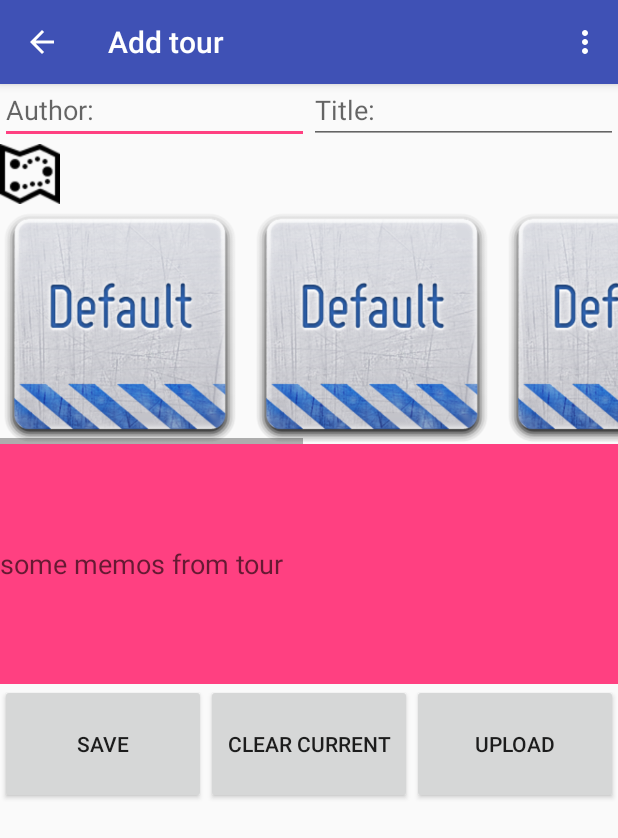
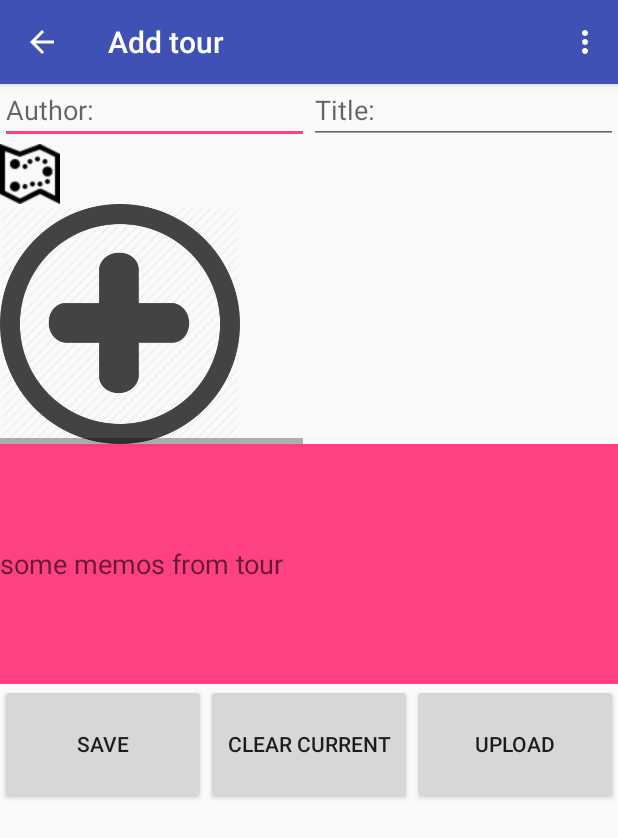
Before and after one commit to grigor-aramyan/hikers-app, an Android app: the AddActivity screen opened directly, with no data from a screen before it, on a phone screen of 412 x 824 dp. Shown: the top 838 px of the screen. Run offline under Robolectric (Android 15) with nearby library versions, the light colour scheme and no system bars; our stand-ins replace Picasso, Volley; libraries missing offline, so code that uses them is left out: com.gun0912.tedpicker, io.realm, net.gotev.uploadservice; network calls fail; pictures from the network do not load; 4 statements that could not run were skipped.

Commit message:
new lib for image processing, outOfMemory exp resolved, full tour data loading done

```diff
--- a/app/build.gradle
+++ b/app/build.gradle
@@ -34,4 +34,5 @@ dependencies {
     compile 'com.google.android.gms:play-services-location:9.4.0'
     compile 'com.github.ParkSangGwon:TedPicker:v1.0.10'
     compile 'com.bignerdranch.android:simple-item-decoration:1.0.0'
+    compile 'com.squareup.picasso:picasso:2.5.2'
 }
--- a/app/src/main/java/com/example/hikernotes/activities/AddActivity.java
+++ b/app/src/main/java/com/example/hikernotes/activities/AddActivity.java
@@ -35,8 +35,10 @@ import com.example.hikernotes.MapsActivity;
 import com.example.hikernotes.R;
 import com.example.hikernotes.realms.CurrentTour;
 import com.example.hikernotes.services.LocationUpdateService;
+import com.example.hikernotes.utils.MeasureUnitConversionUtils;
 import com.gun0912.tedpicker.Config;
 import com.gun0912.tedpicker.ImagePickerActivity;
+import com.squareup.picasso.Picasso;
 
 import net.gotev.uploadservice.MultipartUploadRequest;
 import net.gotev.uploadservice.ServerResponse;
@@ -46,6 +48,7 @@ import net.gotev.uploadservice.UploadStatusDelegate;
 import org.json.JSONException;
 import org.json.JSONObject;
 
+import java.io.File;
 import java.io.FileNotFoundException;
 import java.io.IOException;
 import java.net.MalformedURLException;
@@ -73,6 +76,7 @@ public class AddActivity extends AppCompatActivity {
     private ArrayList<ImageView> tour_images = new ArrayList<>();
     private Realm mRealm;
     private RequestQueue mRequestQueue;
+    private int mImageSizeInPx;
 
     @Override
     protected void onCreate(@Nullable Bundle savedInstanceState) {
@@ -84,6 +88,8 @@ public class AddActivity extends AppCompatActivity {
 
         mRealm = Realm.getDefaultInstance();
         mRequestQueue = Volley.newRequestQueue(this);
+
+        mImageSizeInPx = (int) MeasureUnitConversionUtils.convertDpToPixel(160.0f, this);
 
         initInterfaces();
         initViews();
@@ -115,20 +121,21 @@ public class AddActivity extends AppCompatActivity {
         int uri_qnt = mImage_uris.size();
         if (uri_qnt == 0)
             return;
-        Bitmap bitmap = null;
         for (int i = 0; i < uri_qnt; i++) {
-            bitmap = BitmapFactory.decodeFile(mImage_uris.get(i).toString());
-            tour_images.get(i).setImageBitmap(bitmap);
+            Picasso.with(this).load(new File(mImage_uris.get(i).toString())).resize(mImageSizeInPx, mImageSizeInPx).centerCrop().into(tour_images.get(i));
         }
 
         int remaining_view_count = IMAGES_MAX_QNTY - uri_qnt;
         if (remaining_view_count == 0)
             return;
 
-        bitmap = BitmapFactory.decodeResource(getResources(), R.drawable.default_img);
-        for (int j = 4; j > (IMAGES_MAX_QNTY - remaining_view_count - 1); j--) {
-            tour_images.get(j).setImageBitmap(bitmap);
-        }
+        Picasso.with(this).load(R.drawable.add_button).resize(mImageSizeInPx, mImageSizeInPx).centerCrop().into(tour_images.get(uri_qnt));
+        tour_images.get(uri_qnt).setOnClickListener(new View.OnClickListener() {
+            @Override
+            public void onClick(View v) {
+                getImages();
+            }
+        });
     }
 
     private void getImages() {
@@ -158,19 +165,19 @@ public class AddActivity extends AppCompatActivity {
         tour_img_one.setOnLongClickListener(mLongClickListener);
         tour_images.add(tour_img_one);
         tour_img_two = (ImageView) findViewById(R.id.img_2_id);
-        tour_img_two.setOnClickListener(mClickListener);
+        //tour_img_two.setOnClickListener(mClickListener);
         tour_img_two.setOnLongClickListener(mLongClickListener);
         tour_images.add(tour_img_two);
         tour_img_tree = (ImageView) findViewById(R.id.img_3_id);
-        tour_img_tree.setOnClickListener(mClickListener);
+        //tour_img_tree.setOnClickListener(mClickListener);
         tour_img_tree.setOnLongClickListener(mLongClickListener);
         tour_images.add(tour_img_tree);
         tour_img_four = (ImageView) findViewById(R.id.img_4_id);
-        tour_img_four.setOnClickListener(mClickListener);
+        //tour_img_four.setOnClickListener(mClickListener);
         tour_img_four.setOnLongClickListener(mLongClickListener);
         tour_images.add(tour_img_four);
         tour_img_five = (ImageView) findViewById(R.id.img_5_id);
-        tour_img_five.setOnClickListener(mClickListener);
+        //tour_img_five.setOnClickListener(mClickListener);
         tour_img_five.setOnLongClickListener(mLongClickListener);
         tour_images.add(tour_img_five);
 
--- /dev/null
+++ b/app/src/main/java/com/example/hikernotes/utils/MeasureUnitConversionUtils.java
@@ -0,0 +1,38 @@
+package com.example.hikernotes.utils;
+
+import android.content.Context;
+import android.content.res.Resources;
+import android.util.DisplayMetrics;
+
+/**
+ * Created by John on 8/20/2016.
+ */
+public class MeasureUnitConversionUtils {
+    /**
+     * This method converts dp unit to equivalent pixels, depending on device density.
+     *
+     * @param dp A value in dp (density independent pixels) unit. Which we need to convert into pixels
+     * @param context Context to get resources and device specific display metrics
+     * @return A float value to represent px equivalent to dp depending on device density
+     */
+    public static float convertDpToPixel(float dp, Context context){
+        Resources resources = context.getResources();
+        DisplayMetrics metrics = resources.getDisplayMetrics();
+        float px = dp * ((float)metrics.densityDpi / DisplayMetrics.DENSITY_DEFAULT);
+        return px;
+    }
+
+    /**
+     * This method converts device specific pixels to density independent pixels.
+     *
+     * @param px A value in px (pixels) unit. Which we need to convert into db
+     * @param context Context to get resources and device specific display metrics
+     * @return A float value to represent dp equivalent to px value
+     */
+    public static float convertPixelsToDp(float px, Context context){
+        Resources resources = context.getResources();
+        DisplayMetrics metrics = resources.getDisplayMetrics();
+        float dp = px / ((float)metrics.densityDpi / DisplayMetrics.DENSITY_DEFAULT);
+        return dp;
+    }
+}
--- a/app/src/main/res/layout/activity_add.xml
+++ b/app/src/main/res/layout/activity_add.xml
@@ -47,32 +47,28 @@
                     android:layout_width="160dp"
                     android:layout_height="160dp"
                     android:id="@+id/img_1_id"
-                    android:src="@drawable/default_img"
+                    android:src="@drawable/add_button"
                     android:layout_marginRight="8dp"/>
                 <ImageView
                     android:layout_marginRight="8dp"
                     android:layout_width="160dp"
                     android:layout_height="160dp"
-                    android:id="@+id/img_2_id"
-                    android:src="@drawable/default_img"/>
+                    android:id="@+id/img_2_id"/>
                 <ImageView
                     android:layout_marginRight="8dp"
                     android:layout_width="160dp"
                     android:layout_height="160dp"
-                    android:id="@+id/img_3_id"
-                    android:src="@drawable/default_img"/>
+                    android:id="@+id/img_3_id"/>
                 <ImageView
                     android:layout_marginRight="8dp"
                     android:layout_width="160dp"
                     android:layout_height="160dp"
-                    android:id="@+id/img_4_id"
-                    android:src="@drawable/default_img"/>
+                    android:id="@+id/img_4_id"/>
                 <ImageView
                     android:layout_marginRight="8dp"
                     android:layout_width="160dp"
                     android:layout_height="160dp"
-                    android:id="@+id/img_5_id"
-                    android:src="@drawable/default_img"/>
+                    android:id="@+id/img_5_id"/>
             </LinearLayout>
         </HorizontalScrollView>
     </LinearLayout>
```
Also changed, not shown: app/src/main/java/com/example/hikernotes/MainActivity.java (+13 -3 lines), app/src/main/java/com/example/hikernotes/activities/DetailsActivity.java (+22 -40 lines), app/src/main/java/com/example/hikernotes/adapters/MainRecyclerListAdapter.java (+12 -13 lines), app/src/main/java/com/example/hikernotes/realms/Tour.java (+39 -7 lines), app/src/main/res/drawable/add_button.png (added).
